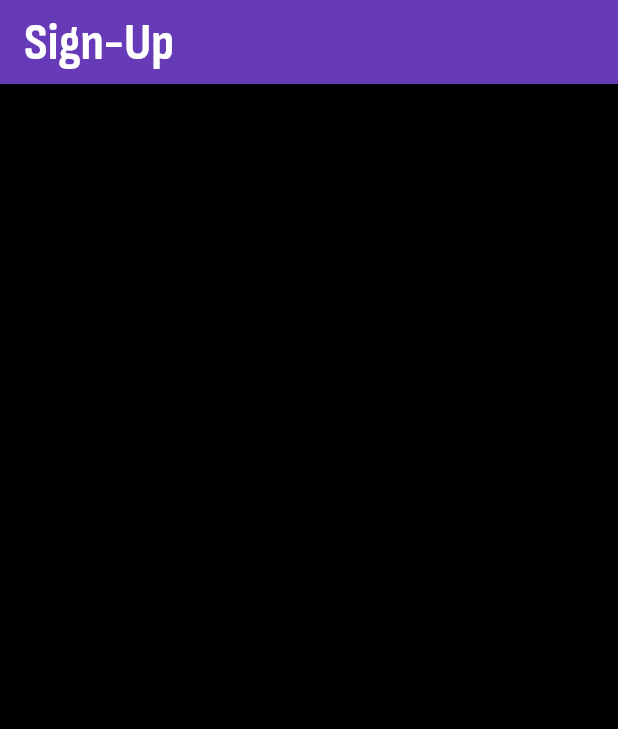
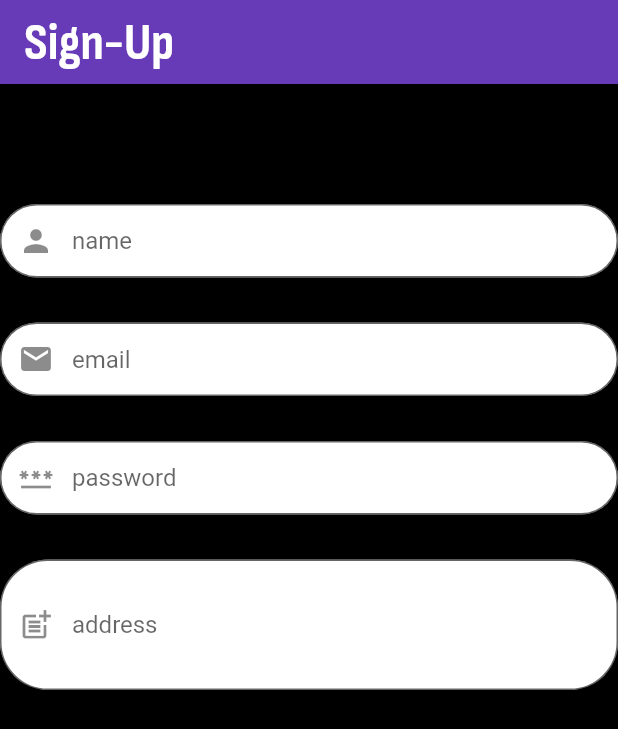
Before and after one commit to violethappyjoy/Flutter_CS_nirma_Proj, a Flutter app: the screen it shows after launch, after a tap on "Signup", on a phone screen of 412 x 824 dp. Shown: the top 729 px of the screen. Run offline on Flutter 3.47's test engine with Material 2 defaults, Android fonts, the phone set to English and light mode, and no system bars; our stand-ins replace fluttertoast, page_transition; accounts and stored records are empty.

Commit message:
4.2 commit!

```diff
--- a/lib/screens/screen_login.dart
+++ b/lib/screens/screen_login.dart
@@ -92,7 +92,7 @@ class _LoginState extends State<LoginPage> {
 
             TextField(
               controller: password,
-              //obscureText: true,
+              obscureText: true,
               decoration: InputDecoration(
                   fillColor: Colors.white,
                   filled: true,
--- a/lib/screens/screen_signup.dart
+++ b/lib/screens/screen_signup.dart
@@ -13,6 +13,11 @@ class SignupPage extends StatefulWidget {
   _SignupState createState() => _SignupState();
 }
 class _SignupState extends State<SignupPage>{
+  var formkey = GlobalKey<FormState>();
+  TextEditingController name = TextEditingController();
+  TextEditingController email = TextEditingController();
+  TextEditingController password = TextEditingController();
+  TextEditingController address = TextEditingController();
   @override
   Widget build(BuildContext context) {
     return MaterialApp(
@@ -22,6 +27,95 @@ class _SignupState extends State<SignupPage>{
           backgroundColor: Colors.deepPurple,
           foregroundColor: Colors.white,
         ),
+        body: Column(
+          children: [
+            Form(
+              key: formkey,
+              child: Column(
+                mainAxisAlignment: MainAxisAlignment.center,
+                crossAxisAlignment: CrossAxisAlignment.center,
+                children: [
+                  const SizedBox(
+                    height: 80,
+                  ),
+                  TextFormField(
+                    controller: name,
+                    validator: (val) =>
+                    val ==" "
+                    ? "Please write name"
+                    : null,
+                    decoration: InputDecoration(
+                        fillColor: Colors.white,
+                        filled: true,
+                        contentPadding: const EdgeInsets.fromLTRB(20.0, 15.0, 20.0, 15.0),
+                        prefixIcon: const Icon(Icons.person),
+                        hintText: "name",
+                        border: OutlineInputBorder(borderRadius: BorderRadius.circular(32.0))
+                    ),
+                  ),
+                  const SizedBox(
+                    height: 30,
+                  ),
+                  TextFormField(
+                    controller: email,
+                    validator: (val) =>
+                    val ==" "
+                        ? "Please write email"
+                        : null,
+                    decoration: InputDecoration(
+                        fillColor: Colors.white,
+                        filled: true,
+                        contentPadding: const EdgeInsets.fromLTRB(20.0, 15.0, 20.0, 15.0),
+                        prefixIcon: const Icon(Icons.email),
+                        hintText: "email",
+                        border: OutlineInputBorder(borderRadius: BorderRadius.circular(32.0))
+                    ),
+                  ),
+                  const SizedBox(
+                    height: 30,
+                  ),
+                  TextFormField(
+                    controller: password,
+                    obscureText: true,
+                    validator: (val) =>
+                    val ==" "
+                        ? "Please write email"
+                        : null,
+                    decoration: InputDecoration(
+                        fillColor: Colors.white,
+                        filled: true,
+                        contentPadding: const EdgeInsets.fromLTRB(20.0, 15.0, 20.0, 15.0),
+                        prefixIcon: const Icon(Icons.password),
+                        hintText: "password",
+                        border: OutlineInputBorder(borderRadius: BorderRadius.circular(32.0))
+                    ),
+
+                  ),
+                  const SizedBox(
+                    height: 30,
+                  ),
+                  TextFormField(
+                    keyboardType: TextInputType.multiline,
+                    maxLines: 3,
+                    controller: address,
+                    validator: (val) =>
+                    val ==" "
+                        ? "Please write email"
+                        : null,
+                    decoration: InputDecoration(
+                        fillColor: Colors.white,
+                        filled: true,
+                        contentPadding: const EdgeInsets.fromLTRB(20.0, 15.0, 20.0, 15.0),
+                        prefixIcon: const Icon(Icons.post_add),
+                        hintText: "\naddress",
+                        border: OutlineInputBorder(borderRadius: BorderRadius.circular(32.0))
+                    ),
+                  ),
+                ],
+              ),
+            )
+          ],
+        ),
         backgroundColor: Colors.black,
       ),
       debugShowCheckedModeBanner: false,
```
